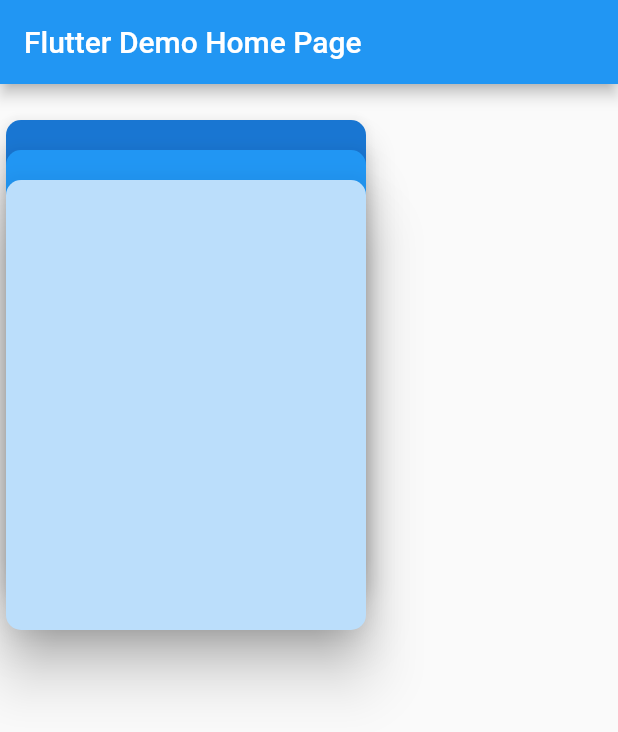
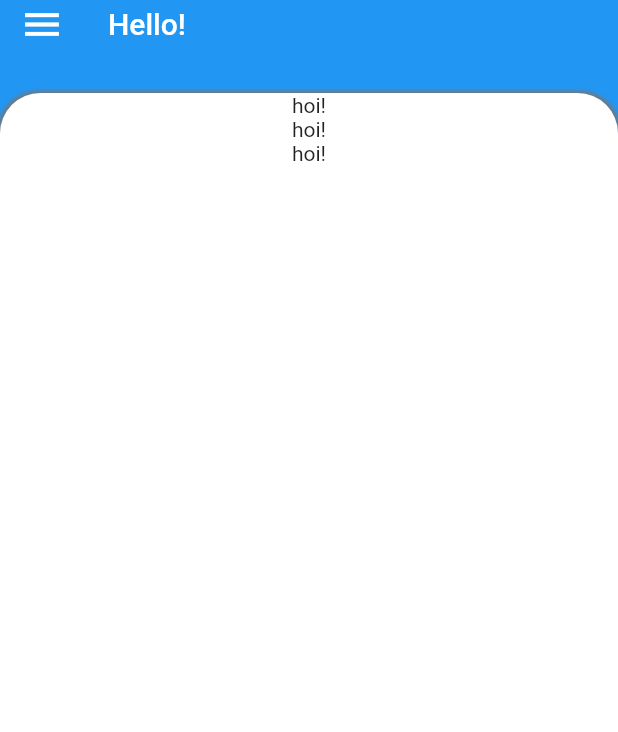
Before and after one commit to ymdarake/flutter-template-browser_like_tab, a Flutter app: the screen it shows after launch, on a phone screen of 412 x 824 dp. Shown: the top 732 px of the screen. Run offline on Flutter 3.47's test engine with Material 2 defaults, Android fonts, the phone set to English and light mode, and no system bars.

Commit message:
[init]DraggableSheet x 3

```diff
--- a/lib/main.dart
+++ b/lib/main.dart
@@ -1,108 +1,9 @@
 import 'package:flutter/material.dart';
-import 'dart:math' as math;
+import 'src/app.dart';
 
-void main() => runApp(MyApp());
+import 'package:flutter/rendering.dart';
 
-class MyApp extends StatelessWidget {
-  @override
-  Widget build(BuildContext context) {
-    return MaterialApp(
-      title: 'Flutter Demo',
-      theme: ThemeData(
-        primarySwatch: Colors.blue,
-      ),
-      home: MyHomePage(title: 'Flutter Demo Home Page'),
-    );
-  }
+void main() {
+  // debugPaintSizeEnabled = true;
+  runApp(App());
 }
-
-class MyHomePage extends StatefulWidget {
-  MyHomePage({Key key, this.title}) : super(key: key);
-
-  final String title;
-
-  @override
-  _MyHomePageState createState() => _MyHomePageState();
-}
-
-class _MyHomePageState extends State<MyHomePage> {
-  Offset _offset = Offset.zero;
-  double _elevation = 1.0;
-  bool isTabListMode = true;
-  int space = 20;
-  List colors = [];
-
-  @override
-  Widget build(BuildContext context) {
-    colors = [Theme.of(context).primaryColorDark, Theme.of(context).primaryColor, Theme.of(context).primaryColorLight];
-    return Scaffold(
-      appBar: AppBar(
-        title: Text(widget.title),
-      ),
-      body: AnimatedSwitcher(
-          duration: const Duration(milliseconds: 200),
-          transitionBuilder: (Widget child, Animation<double> animation) {
-            return ScaleTransition(
-              scale: animation,
-              child: child,
-            );
-          },
-          child: _getContent()),
-    );
-  }
-
-  Widget _getContent() {
-    return isTabListMode
-        ? _buildTabList()
-        : GestureDetector(
-            child: Text("Hi"),
-            onTap: () {
-              setState(() {
-                isTabListMode = !isTabListMode;
-              });
-            });
-  }
-
-  Widget _buildTabList() {
-    return Stack(
-      children: <Widget>[
-        _buildCard(0),
-        _buildCard(1),
-        _buildCard(2)
-      ],
-    );
-  }
-
-  Widget _buildCard(int cardIndex) {
-    return Positioned(
-        top: math.max(
-            20.0 + space * cardIndex, math.min(_offset.dy * (1 + 0.2 * cardIndex) + space * cardIndex, 60*(cardIndex+1.0))),
-        child: GestureDetector(
-          onVerticalDragUpdate: (DragUpdateDetails detail) {
-            setState(() {
-              _offset += detail.delta;
-              _elevation = _offset.dy < 100 ? 1 : 0;
-            });
-          },
-          onVerticalDragEnd: (DragEndDetails detail) {},
-          onTap: () {
-            setState(() {
-              isTabListMode = !isTabListMode;
-            });
-          },
-          child: Transform(
-              transform: Matrix4.identity()
-                ..setEntry(3, 2, 0.001)
-                ..rotateX(0.01 * math.max(0, math.min(_offset.dy, 60))),
-              child: Card(
-                  elevation: 4 * (cardIndex + 2) * _elevation,
-                  color: colors[cardIndex % colors.length],
-                  shape: RoundedRectangleBorder(
-                      borderRadius: BorderRadius.circular(10)),
-                  child: Container(
-                    width: 240,
-                    height: 300,
-                  ))),
-        ));
-  }
-}
--- /dev/null
+++ b/lib/src/app.dart
@@ -0,0 +1,15 @@
+import 'package:flutter/material.dart';
+import 'screens/home.dart';
+
+class App extends StatelessWidget {
+  @override
+  Widget build(BuildContext context) {
+    return MaterialApp(
+      title: 'Flutter Demo',
+      theme: ThemeData(
+        primarySwatch: Colors.blue,
+      ),
+      home: Home(),
+    );
+  }
+}
--- /dev/null
+++ b/lib/src/screens/home.dart
@@ -0,0 +1,189 @@
+import 'package:flutter/material.dart';
+
+class Home extends StatefulWidget {
+  @override
+  _HomeState createState() => _HomeState();
+}
+
+class _HomeState extends State<Home> with SingleTickerProviderStateMixin {
+  Animation<double> tabAnimation;
+  Animation<double> adAnimation;
+  Animation<double> bottomSheetAnimation;
+  AnimationController tabAnimationController;
+  final double bottomSheetHeight = 500.0; // TODO: preferable: calc dynamically
+  final double adHeight = 60.0;
+  final double appBarHeight = 32.0;
+
+  @override
+  void initState() {
+    super.initState();
+    tabAnimationController = AnimationController(
+      duration: Duration(milliseconds: 300),
+      vsync: this,
+    );
+    tabAnimation = Tween(begin: 0.0, end: -bottomSheetHeight).animate(
+      CurvedAnimation(
+        curve: Curves.easeInOut,
+        parent: tabAnimationController,
+      ),
+    );
+    adAnimation = Tween(begin: -adHeight, end: bottomSheetHeight).animate(
+      CurvedAnimation(
+        curve: Curves.easeInOut,
+        parent: tabAnimationController,
+      ),
+    );
+    bottomSheetAnimation =
+        Tween(begin: -adHeight - bottomSheetHeight, end: 0.0).animate(
+      CurvedAnimation(
+        curve: Curves.easeInOut,
+        parent: tabAnimationController,
+      ),
+    );
+  }
+
+  @override
+  Widget build(BuildContext context) {
+    return Scaffold(
+      appBar: PreferredSize(
+        preferredSize: Size.fromHeight(appBarHeight),
+        child: AppBar(
+          title: Text('Hello!'),
+          elevation: 0,
+          leading: Icon(
+            Icons.menu,
+            size: 30,
+          ),
+        ),
+      ),
+      backgroundColor: Theme.of(context).colorScheme.primary,
+      body: _buildTab(),
+    );
+  }
+
+  Widget _buildTab() {
+    return GestureDetector(
+      onVerticalDragDown: null,
+      onVerticalDragUpdate: _handleDragUpdate,
+      child: Stack(
+        overflow: Overflow.visible,
+        children: <Widget>[
+          _buildTabAnimation(),
+          _buildAdAnimation(),
+          _buildBottomSheetAnimation(),
+        ],
+      ),
+    );
+  }
+
+  Widget _buildTabAnimation() {
+    return AnimatedBuilder(
+      animation: tabAnimation,
+      child: Container(
+        width: MediaQuery.of(context).size.width,
+        height: MediaQuery.of(context).size.height - 30 - appBarHeight,
+        margin: EdgeInsets.only(top: 30),
+        decoration: BoxDecoration(
+          boxShadow: _buildTabShadow(),
+          color: Theme.of(context).colorScheme.surface,
+          borderRadius: BorderRadius.only(
+            topLeft: Radius.circular(27.0),
+            topRight: Radius.circular(27.0),
+          ),
+        ),
+        child: Center(
+          child: Column(
+            children: <Widget>[
+              Text('hoi!'),
+              Text('hoi!'),
+              Text('hoi!'),
+            ],
+          ),
+        ),
+      ),
+      builder: (context, child) {
+        return Positioned(
+          top: tabAnimation.value,
+          child: child,
+        );
+      },
+    );
+  }
+
+  Widget _buildAdAnimation() {
+    return AnimatedBuilder(
+      animation: adAnimation,
+      child: Container(
+        width: MediaQuery.of(context).size.width,
+        height: adHeight,
+        decoration: BoxDecoration(
+          color: Colors.green,
+        ),
+        child: Center(
+          child: Column(
+            children: <Widget>[
+              Text('Ad!'),
+            ],
+          ),
+        ),
+      ),
+      builder: (context, child) {
+        return Positioned(
+          bottom: adAnimation.value,
+          child: child,
+        );
+      },
+    );
+  }
+
+  Widget _buildBottomSheetAnimation() {
+    return AnimatedBuilder(
+      animation: bottomSheetAnimation,
+      child: Container(
+        width: MediaQuery.of(context).size.width,
+        height: bottomSheetHeight,
+        decoration: BoxDecoration(
+          color: Theme.of(context).colorScheme.error,
+        ),
+        child: Center(
+          child: Column(
+            children: <Widget>[
+              Text('bottom'),
+              Text('bottom'),
+              Text('bottom'),
+              Text('bottom'),
+            ],
+          ),
+        ),
+      ),
+      builder: (context, child) {
+        return Positioned(
+          bottom: bottomSheetAnimation.value,
+          child: child,
+        );
+      },
+    );
+  }
+
+  _handleDragUpdate(DragUpdateDetails details) {
+    if (details.delta.dy < 0) {
+      tabAnimationController.forward();
+    } else {
+      tabAnimationController.reverse();
+    }
+  }
+
+  List<BoxShadow> _buildTabShadow() {
+    return <BoxShadow>[
+      BoxShadow(
+        color: Colors.grey[600],
+        blurRadius: 1.5, // soften the shadow
+        spreadRadius: 1.0, //extend the shadow
+        offset: Offset(
+          0, // Move to right horizontally
+          0, // Move to bottom Vertically
+        ),
+      ),
+    ];
+  }
+}
--- a/pubspec.yaml
+++ b/pubspec.yaml
@@ -66,3 +66,5 @@ flutter:
   #
   # For details regarding fonts from package dependencies,
   # see https://flutter.io/custom-fonts/#from-packages
+module:
+  androidX: true
```
Also changed, not shown: 3 other files.
